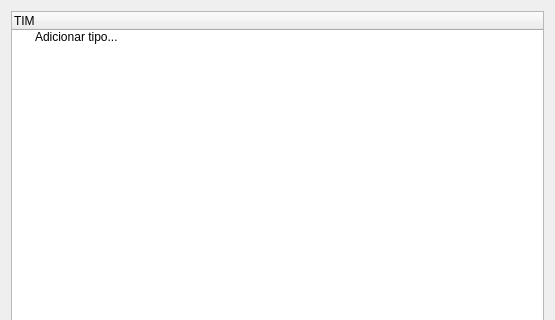
Above: views/UI/EditTIMDialog.ui from fbarden/ProjectManager before the change; both pictures show x 0 to 555 and y 0 to 320 of the 555 by 563 pixel window. Below: the same form after it.
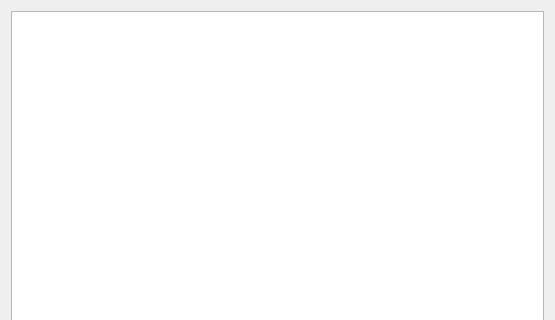
That is the form after the change.

Commit message: Commit before change the views to a Model-View approach.

```diff
--- a/views/UI/EditTIMDialog.ui
+++ b/views/UI/EditTIMDialog.ui
@@ -15,18 +15,7 @@
   </property>
   <layout class="QVBoxLayout" name="verticalLayout">
    <item>
-    <widget class="QTreeWidget" name="TIMTreeWidget">
-     <column>
-      <property name="text">
-       <string>TIM</string>
-      </property>
-     </column>
-     <item>
-      <property name="text">
-       <string>Adicionar tipo...</string>
-      </property>
-     </item>
-    </widget>
+    <widget class="QTreeView" name="TIMTreeView"/>
    </item>
    <item>
     <widget class="QDialogButtonBox" name="buttonBox">
```
The commit also changes 18 other files.
